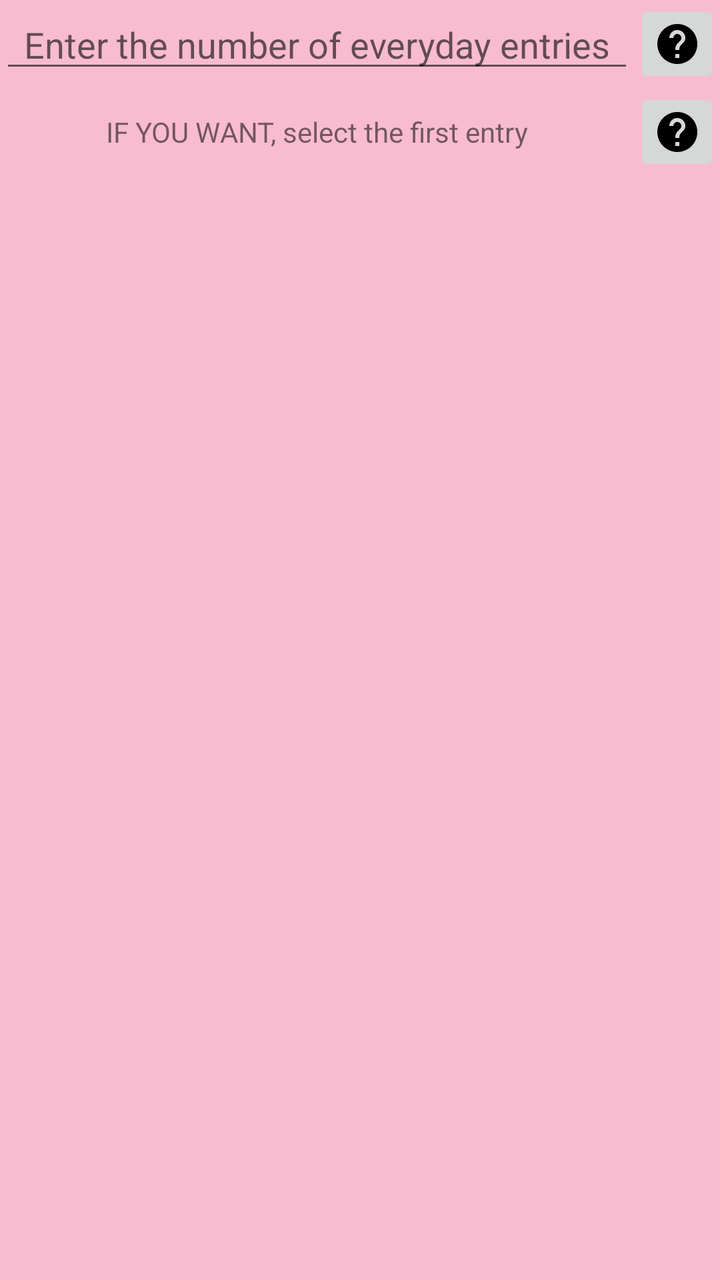
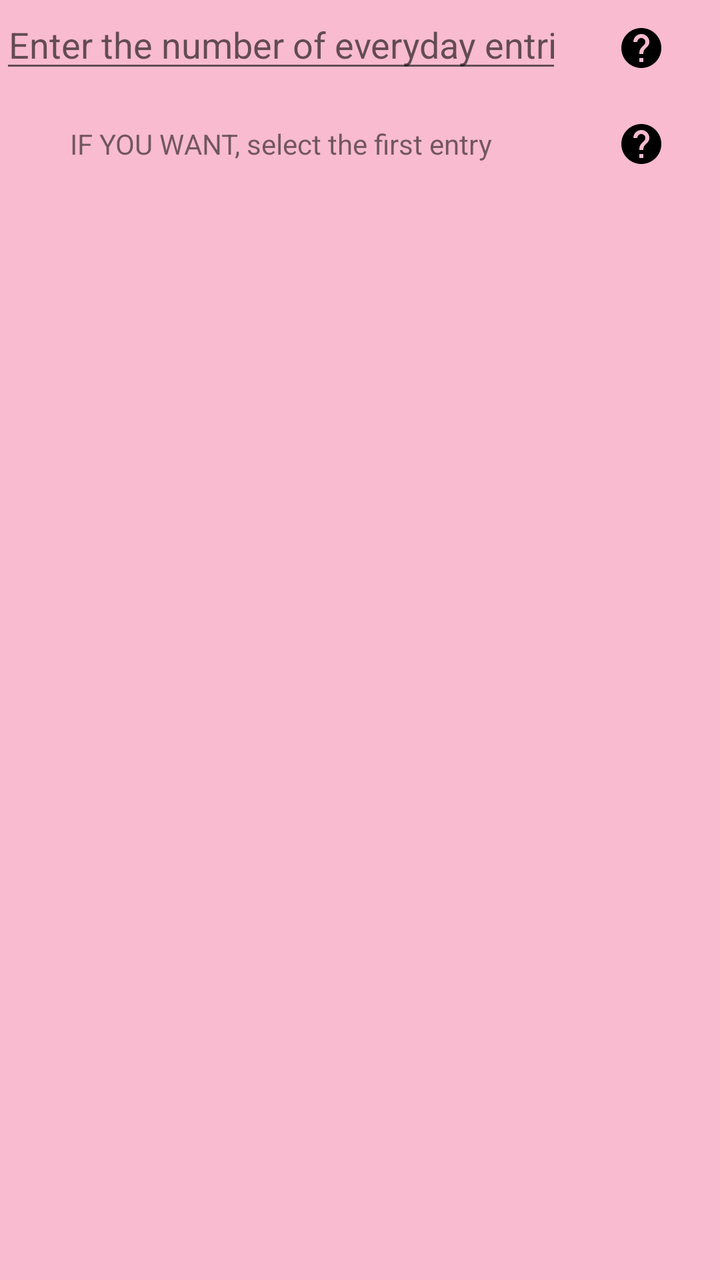

Before-and-after screenshots of an Android layout around one commit, followed by the original layout XML and the change that was made.
<!-- AndroidManifest.xml: application theme MyMaterialTheme -->
<!-- res/layout/content_emulate_field.xml -->
<?xml version="1.0" encoding="utf-8"?>
<RelativeLayout
    xmlns:android="http://schemas.android.com/apk/res/android"
    xmlns:android.support.v7.cardview="http://schemas.android.com/apk/res-auto"
    xmlns:tools="http://schemas.android.com/tools"
    xmlns:app="http://schemas.android.com/apk/res-auto"
    android:layout_width="match_parent"
    android:layout_height="match_parent"
    app:layout_behavior="@string/appbar_scrolling_view_behavior"
    tools:showIn="@layout/app_bar_emulate_field">



    <LinearLayout
        android:id="@+id/number_of_entries_linearlayout"
        android:layout_width="match_parent"
        android:layout_height="wrap_content"
        android:orientation="horizontal"
        android:weightSum="10">

        <EditText
            android:id="@+id/enter_number_of_entries"
            android:layout_width="match_parent"
            android:layout_height="wrap_content"
            android:layout_weight="9"
            android:gravity="center"
            android:imeOptions="flagNoExtractUi"
            android:hint="@string/enter_the_number_of__everyday_entries"
            android:inputType="number"
            />

        <ImageButton
            android:id="@+id/number_of_entries_help"
            android:layout_width="wrap_content"
            android:layout_height="wrap_content"
            android:layout_weight="1"
            android:src="@drawable/ic_help_black_24dp" />
    </LinearLayout>

    <LinearLayout
        android:id="@+id/starting_entry_linearlayout"
        android:layout_width="match_parent"
        android:layout_height="wrap_content"
        android:orientation="horizontal"
        android:layout_below="@id/number_of_entries_linearlayout"
        android:gravity="center"
        android:weightSum="10">

        <TextView
            android:layout_width="match_parent"
            android:layout_height="wrap_content"
            android:layout_weight="9"
            android:gravity="center"
            android:text="@string/if_you_want_select_the_starting_entry"/>

        <ImageButton
            android:id="@+id/starting_entry_help"
            android:layout_width="wrap_content"
            android:layout_height="wrap_content"
            android:layout_weight="1"

            android:src="@drawable/ic_help_black_24dp" />
    </LinearLayout>



    <android.support.v7.widget.RecyclerView
        android:id="@+id/copy_move_entries_activity_recyclerview"
        android:layout_width="match_parent"
        android:layout_height="match_parent"
        android:layout_below="@id/starting_entry_linearlayout"/>

</RelativeLayout>
<!-- res/layout/app_bar_emulate_field.xml (included above) -->
<?xml version="1.0" encoding="utf-8"?>
<android.support.design.widget.CoordinatorLayout xmlns:android="http://schemas.android.com/apk/res/android"
    xmlns:app="http://schemas.android.com/apk/res-auto"
    xmlns:tools="http://schemas.android.com/tools"
    android:layout_width="match_parent"
    android:layout_height="match_parent"
    android:fitsSystemWindows="true">

    <android.support.design.widget.AppBarLayout
        android:layout_width="match_parent"
        android:layout_height="wrap_content"
        android:theme="@style/AppTheme.AppBarOverlay">
        <android.support.v7.widget.Toolbar xmlns:app="http://schemas.android.com/apk/res-auto"
            android:id="@+id/toolbar"
            android:layout_width="fill_parent"
            android:layout_height="?attr/actionBarSize"
            android:background="?attr/colorPrimary"
            android:minHeight="?attr/actionBarSize"
            android:layout_gravity="">

        </android.support.v7.widget.Toolbar>

        <View android:layout_width="match_parent"
            android:layout_height="4dp"
            android:background="@drawable/toolbar_drop_shadow"/>
    </android.support.design.widget.AppBarLayout>

    <include layout="@layout/content_emulate_field" />

</android.support.design.widget.CoordinatorLayout>
<!-- resources referenced by this layout -->
<resources>
  <!-- drawable ic_help_black_24dp: png bitmap (drawable-hdpi, 458 bytes) -->
  <!-- drawable toolbar_drop_shadow (drawable) -->
  <?xml version="1.0" encoding="utf-8"?>
  <shape xmlns:android="http://schemas.android.com/apk/res/android"
      android:shape="rectangle" >
  
      <gradient
          android:angle="90"
          android:endColor="#757575"
          android:startColor="#bdbdbd" />
  
  </shape>
  <string name="appbar_scrolling_view_behavior" translatable="false">android.support.design.widget.AppBarLayout$ScrollingViewBehavior</string>
  <string name="enter_the_number_of__everyday_entries">Enter the number of everyday entries</string>
  <string name="if_you_want_select_the_starting_entry">IF YOU WANT, select the first entry</string>
  <style name="AppTheme.AppBarOverlay" parent="ThemeOverlay.AppCompat.Dark.ActionBar" />
  <style name="MyMaterialTheme" parent="MyMaterialTheme.Base">
  
      </style>
  <style name="MyMaterialTheme.Base" parent="Theme.AppCompat.Light.DarkActionBar">
          <item name="windowNoTitle">true</item>
          <item name="windowActionBar">false</item>
          <item name="colorPrimary">@color/colorPrimary</item>
          <item name="colorPrimaryDark">@color/colorPrimaryDark</item>
          <item name="colorAccent">@color/colorAccent</item>
          <item name="android:windowBackground">@color/windowBackground</item>
      </style>
  <color name="colorPrimary">#EC407A</color>
  <color name="colorPrimaryDark">#AD1457</color>
  <color name="colorAccent">#EA80FC</color>
  <color name="windowBackground">#F8BBD0</color>
</resources>

<!-- the commit's change to res/layout/content_emulate_field.xml (unified diff, before → after) -->
@@ -34,7 +34,8 @@
             android:layout_width="wrap_content"
             android:layout_height="wrap_content"
             android:layout_weight="1"
-            android:src="@drawable/ic_help_black_24dp" />
+            android:src="@drawable/ic_help_black_24dp"
+            style="@style/Widget.AppCompat.Button.Borderless"/>
     </LinearLayout>
 
     <LinearLayout
@@ -59,7 +60,8 @@
             android:layout_height="wrap_content"
             android:layout_weight="1"
 
-            android:src="@drawable/ic_help_black_24dp" />
+            android:src="@drawable/ic_help_black_24dp"
+            style="@style/Widget.AppCompat.Button.Borderless"/>
     </LinearLayout>
 
 
